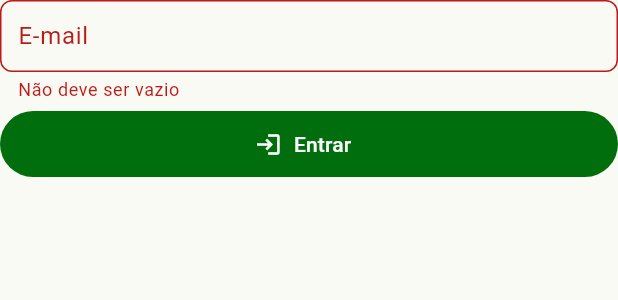
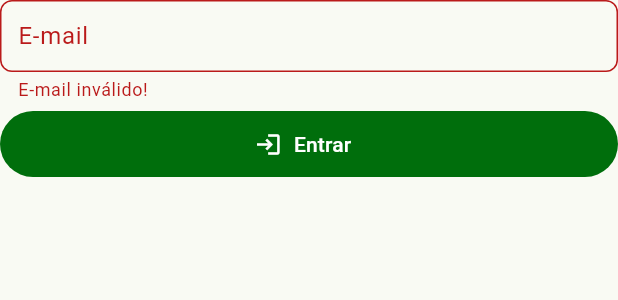
Before and after one commit to MateusAlgayer/scaped, a Flutter app: the LoginForm widget shown alone on an empty page, opened directly, after a tap on "Entrar", on a phone screen of 412 x 824 dp. Shown: the top 300 px of the screen. Run offline on Flutter 3.47's test engine with Material 2 defaults, Android fonts, the phone set to English and light mode, and no system bars; our stand-ins replace flutter_bloc, flutter_dotenv, flutter_modular, supabase_flutter; accounts and stored records are empty.

Commit message:
atualizações

```diff
--- a/lib/src/data/datasource/remote/dao/post_dao.dart
+++ b/lib/src/data/datasource/remote/dao/post_dao.dart
@@ -15,9 +15,7 @@ class PostDAO implements ICRUD<Post> {
   @override
   Future<List<Post>> getAll() async {
     List<Map<String, dynamic>> res = await Supabase.instance.client.from('posts').select<List<Map<String, dynamic>>>('*, profiles(*)');
-    return res.map((e) {
-      return Post.fromMap(e);
-    }).toList();
+    return res.map((e) => Post.fromMap(e)).toList();
   }
 
   @override
--- a/lib/src/presenters/pages/login_page/login_form.dart
+++ b/lib/src/presenters/pages/login_page/login_form.dart
@@ -1,5 +1,6 @@
 import 'package:flutter/material.dart';
 import 'package:flutter_modular/flutter_modular.dart';
+import 'package:scaped/src/utils/resources/validators.dart';
 
 import '../../cubits/login/login_cubit.dart';
 
@@ -25,8 +26,7 @@ class LoginForm extends StatelessWidget {
             decoration: const InputDecoration(
               labelText: 'E-mail',
             ),
-            //FIXME: Colocar uma validação de e-mail decente.
-            validator: (value) => (value?.isEmpty ?? false) ? 'Não deve ser vazio' : null,
+            validator: (value) => !Validators.validateEmail(value) ? 'E-mail inválido!' : null,
           ),
           const SizedBox(height: 4),
           FilledButton.icon(
--- /dev/null
+++ b/lib/src/utils/resources/validators.dart
@@ -0,0 +1,11 @@
+class Validators {
+  static final RegExp regexpEmail = RegExp(r"^[a-zA-Z0-9.a-zA-Z0-9.!#$%&\'*+-/=?^_`{|}~]+@[a-zA-Z0-9]+\.[a-zA-Z]+");
+
+  static bool validateEmail(String? email) {
+    if (email == null) {
+      return false;
+    }
+
+    return regexpEmail.hasMatch(email.toLowerCase());
+  }
+}
```
